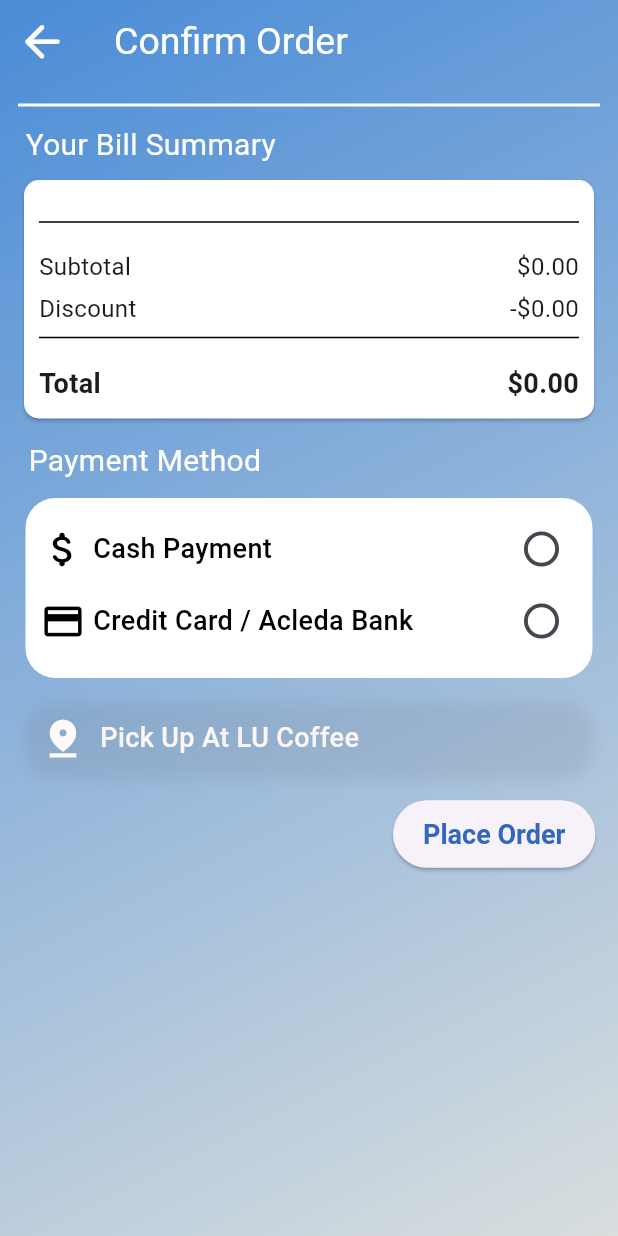
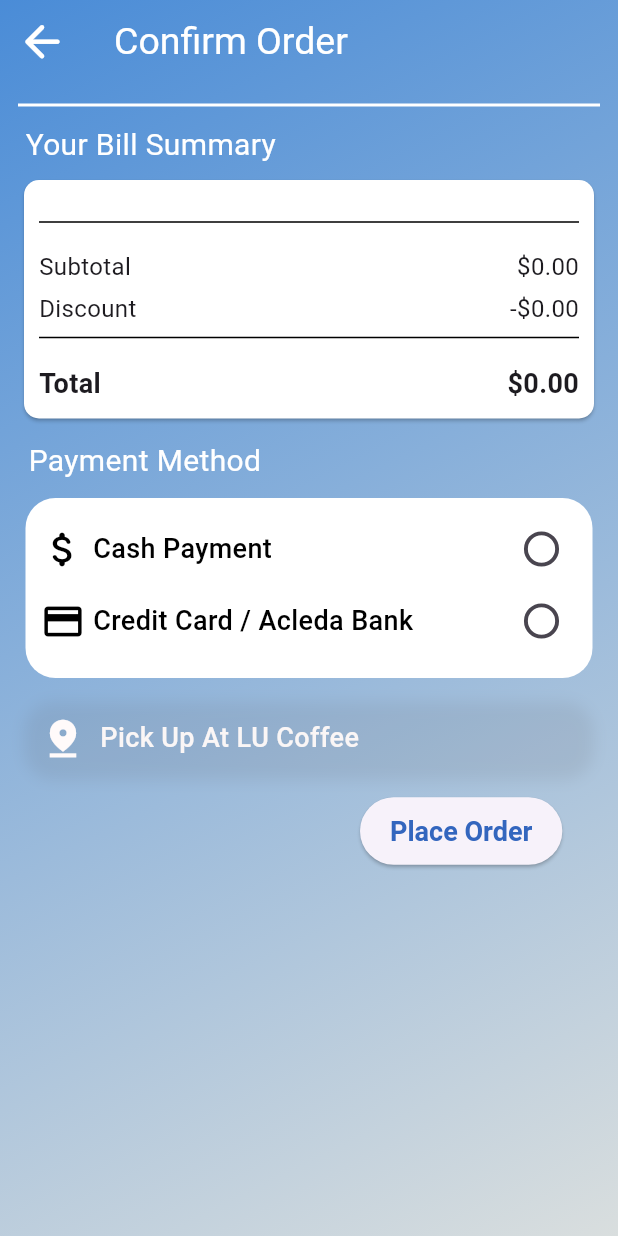
Before and after one commit to hourtt/lu_cafe_app, a Flutter app: the PaymentPage screen opened directly with empty values, on a phone screen of 412 x 824 dp. Run offline on Flutter 3.47's test engine with Material 3 defaults, Android fonts, the phone set to English and light mode, and no system bars; our stand-ins replace awesome_dialog, curved_labeled_navigation_bar, curved_navigation_bar, flutter_slidable, google_fonts, ionicons; Roboto replaces fonts that are missing (Assistant).

Commit message:
change the padding at place order button

```diff
--- a/cafe/lib/pages/order/paymentPage.dart
+++ b/cafe/lib/pages/order/paymentPage.dart
@@ -345,12 +345,12 @@ class _PaymentPageState extends State<PaymentPage> {
                   ),
                 ),
                 Container(
-                  padding: EdgeInsets.only(left: 30, top: 10),
+                  padding: EdgeInsets.only(left: 30, top: 8), //* change padding (top) from 10 to 8
                   child: Row(
                     mainAxisAlignment: MainAxisAlignment.start,
                     children: [
                       Padding(
-                        padding: const EdgeInsets.only(left: 220),
+                        padding: const EdgeInsets.only(left: 198),
                         child: ElevatedButton(
                           onPressed: () {
                             Navigator.push(
```
